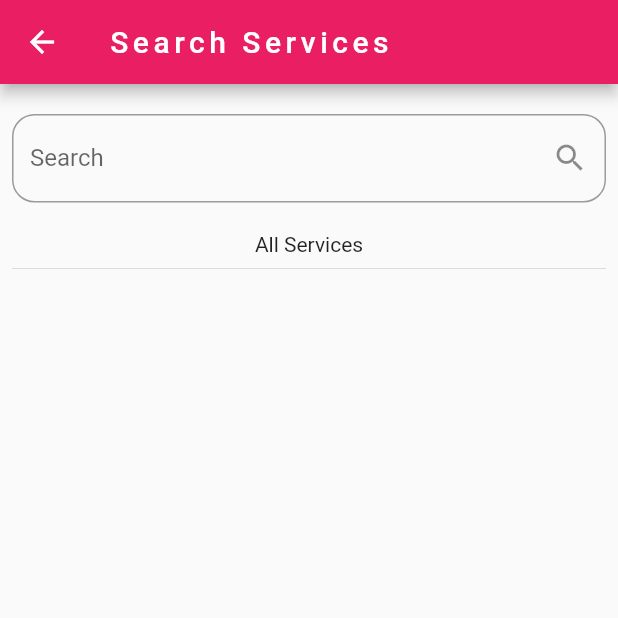
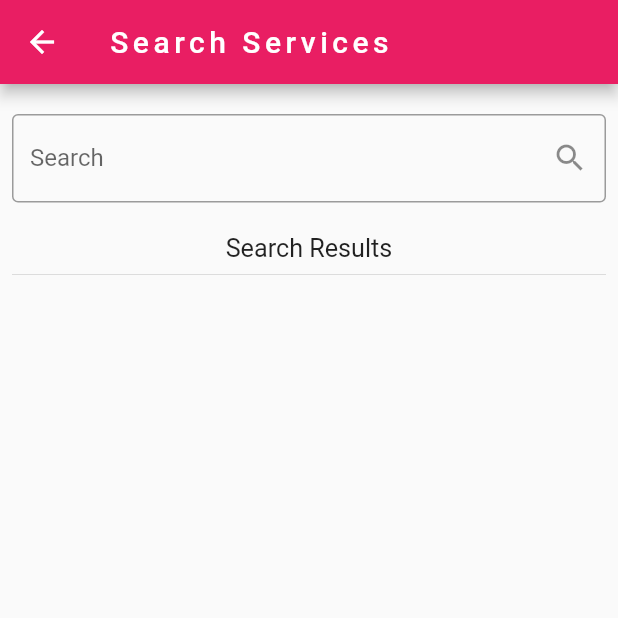
Before and after one commit to samuzaffar99/HerWork, a Flutter app: the screen it shows after launch, after a tap on "Skip", after a tap on "Explore Services", on a phone screen of 412 x 824 dp, the top half of it. Run offline on Flutter 3.47's test engine with Material 2 defaults, Android fonts, the phone set to English and light mode, and no system bars; our stand-ins replace cloud_firestore, firebase_auth, firebase_core, flutter_rating_bar, get, pin_code_fields and 2 more; missing offline and left inert: whatsapp_unilink; accounts and stored records are empty.

Commit message:
fix favorite toggle, search ui, add offer in manage, dummy recommendations

```diff
--- a/lib/main.dart
+++ b/lib/main.dart
@@ -57,19 +57,24 @@ class MyApp extends StatelessWidget {
           name: '/home',
           page: () => const HomePage(),
         ),
-        GetPage(name: '/settings', page: () => SettingsPage()),
+        GetPage(
+          name: '/settings',
+          page: () => SettingsPage(),
+        ),
         GetPage(
           name: '/profile',
           page: () => ProfilePage(),
+          transition: Transition.native,
         ),
         GetPage(
           name: '/myservices',
           page: () => ServicePage(),
         ),
         GetPage(
-            name: '/serviceinfo',
-            page: () => ServiceInfoPage(),
-            binding: ServiceInfoBindings()),
+          name: '/serviceinfo',
+          page: () => ServiceInfoPage(),
+          binding: ServiceInfoBindings(),
+        ),
         GetPage(
           name: '/manageservice',
           page: () => ManageServicePage(),
@@ -82,9 +87,10 @@ class MyApp extends StatelessWidget {
           binding: AddServiceBinding(),
         ),
         GetPage(
-            name: '/search',
-            page: () => SearchPage(),
-            transition: Transition.leftToRightWithFade),
+          name: '/search',
+          page: () => SearchPage(),
+          transition: Transition.rightToLeftWithFade,
+        ),
         GetPage(
           name: '/verify',
           page: () => const VerificationPage(),
--- a/lib/pages/favorites/favorites_page.dart
+++ b/lib/pages/favorites/favorites_page.dart
@@ -3,6 +3,7 @@ import 'package:flutter/material.dart';
 import 'package:get/get.dart';
 import 'package:her_work/pages/my_services/my_services.dart';
 import 'package:her_work/services/api_firestore.dart';
+import 'package:her_work/services/notifications.dart';
 
 class FavoritesPage extends StatelessWidget {
   FavoritesPage({Key? key}) : super(key: key);
@@ -13,6 +14,7 @@ class FavoritesPage extends StatelessWidget {
 
   @override
   Widget build(BuildContext context) {
+    callNotification();
     return Scaffold(
       appBar: AppBar(
         title: Text(title, style: const TextStyle(letterSpacing: 3)),
--- a/lib/pages/manage_service/manage_service_page.dart
+++ b/lib/pages/manage_service/manage_service_page.dart
@@ -1,3 +1,4 @@
+import 'package:cloud_firestore/cloud_firestore.dart';
 import 'package:flutter/material.dart';
 import 'package:get/get.dart';
 import 'package:her_work/pages/shared_components/service_title_card.dart';
@@ -8,7 +9,7 @@ import 'offers_list.dart';
 import 'reviews_list.dart';
 
 class ManageServiceController extends GetxController {
-  final service = Get.arguments[0];
+  final DocumentSnapshot service = Get.arguments[0];
 }
 
 class ManageServiceBindings extends Bindings {
@@ -49,7 +50,7 @@ class ManageServicePage extends GetView<ManageServiceController> {
   }
 }
 
-//@todo fix add offering here
+//@todo fix serviceformcontroller not being removed, update state
 class FloatingAddButton extends GetView<ManageServiceController> {
   const FloatingAddButton({Key? key}) : super(key: key);
 
@@ -57,6 +58,8 @@ class FloatingAddButton extends GetView<ManageServiceController> {
   Widget build(BuildContext context) {
     return FloatingActionButton(
       onPressed: () {
+        final serviceFormController = Get.put(ServiceFormController());
+        final api = Get.find<ApiService>();
         Get.defaultDialog(
             title: "Add an Offering",
             // backgroundColor: Colors.green,
@@ -67,7 +70,9 @@ class FloatingAddButton extends GetView<ManageServiceController> {
             radius: 50,
             content: const Form3(),
             onConfirm: () {
-              controller.service["offers"].add(controller.service.value);
+              final Map data = controller.service.data() as Map;
+              data["offers"].add(serviceFormController.offerForm.value);
+              api.putService(controller.service.id, data);
               Get.back();
             });
       },
--- a/lib/pages/search/search_page.dart
+++ b/lib/pages/search/search_page.dart
@@ -18,6 +18,7 @@ class SearchController extends GetxController {
   @override
   onInit() {
     super.onInit();
+    //@todo better debounce
     debounce(searchString, (_) {
       searchStringDeb.value = searchString.value.toLowerCase();
       // print("debounce ${searchStringDeb.value} ${searchString.value}");
@@ -55,21 +56,20 @@ class SearchPage extends StatelessWidget {
                       controller.updateSearch(newSearchString);
                       // print(newSearchString);
                     },
-                    decoration: InputDecoration(
+                    decoration: const InputDecoration(
                       labelText: 'Search',
-                      suffixIcon: const Icon(Icons.search),
-                      border: OutlineInputBorder(
-                        borderSide:
-                            const BorderSide(width: 3, color: Colors.blue),
-                        borderRadius: BorderRadius.circular(15),
-                      ),
+                      suffixIcon: Icon(Icons.search),
+                      border: OutlineInputBorder(),
                     ),
                   ),
                 ),
               ],
             ),
             const SizedBox(height: 20),
-            const Text("All Services"),
+            const Text(
+              "Search Results",
+              textScaleFactor: 1.2,
+            ),
             const Divider(),
             Expanded(child: ServicesList()),
           ],
--- a/lib/pages/service_info/review_dialog.dart
+++ b/lib/pages/service_info/review_dialog.dart
@@ -5,7 +5,7 @@ import 'package:her_work/services/api_firestore.dart';
 
 import 'service_info_page.dart';
 
-//@todo add review id
+//@todo add reviewer id
 void reviewDialog() {
   final api = Get.find<ApiService>();
   final reviewController = TextEditingController();
@@ -15,7 +15,7 @@ void reviewDialog() {
       textConfirm: "Submit Review",
       onConfirm: () {
         Map review = {
-          "reviewer": "",
+          "reviewer": "placeholder_id",
           "dateTime": DateTime.now(),
           "rating": myRating,
           "message": reviewController.text,
--- a/lib/pages/service_info/service_info_page.dart
+++ b/lib/pages/service_info/service_info_page.dart
@@ -13,6 +13,7 @@ import 'review_dialog.dart';
 class ServiceInfoController extends GetxController {
   final ApiService api = Get.find<ApiService>();
   DocumentSnapshot service = Get.arguments[0];
+
   Future<void> getService() async {
     service = await api.getService(service.id);
     update();
```
Also changed, not shown: lib/pages/profile/profile_page.dart (+7 -1 lines), lib/pages/shared_components/service_title_card.dart (+9 -9 lines).
